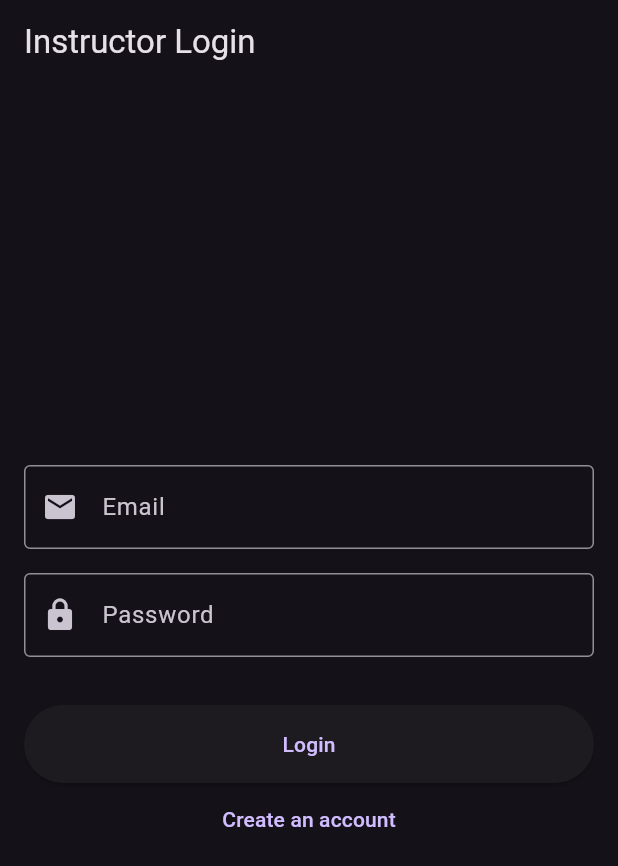
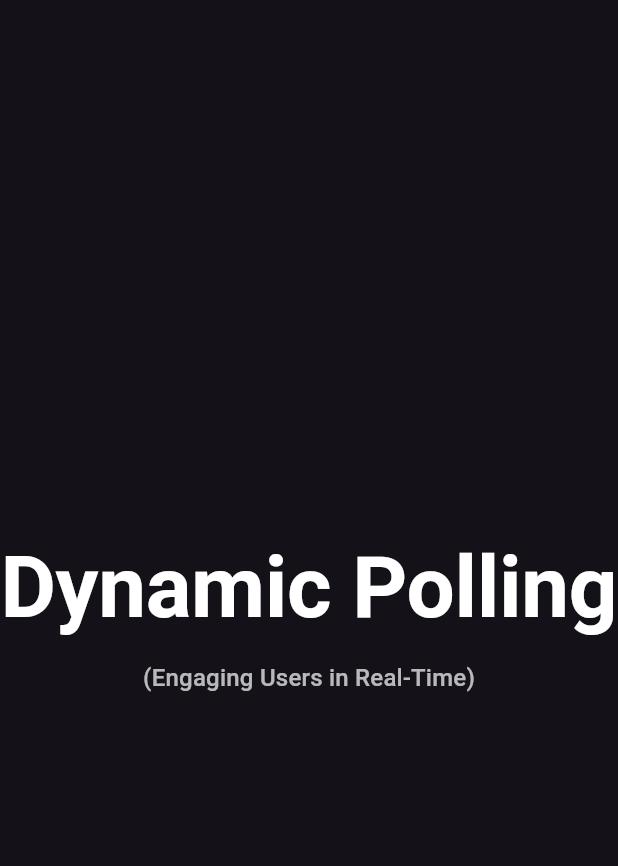
Before and after one commit to Qusaki/Dynamic-Polling, a Flutter app: the first screen one second after launch, on a phone screen of 412 x 824 dp. Shown: the top 866 px of the screen. Run offline on Flutter 3.47's test engine with Material 3 defaults, Android fonts, the phone set to English and light mode, and no system bars; drawn by our look-alikes of flutter_animate; our stand-ins replace fl_chart, flutter_riverpod, flutter_secure_storage, go_router, google_fonts, qr_flutter and 2 more.

Commit message:
apk release

```diff
--- /dev/null
+++ b/flutter_instructor_app/flutter_launcher_icons.yaml
@@ -0,0 +1,8 @@
+dev_dependencies:
+  flutter_launcher_icons: "^0.13.1"
+
+flutter_icons:
+  android: "launcher_icon"
+  ios: true
+  image_path: "assets/icon/app_icon.png"
+  min_sdk_android: 21 # android min sdk min:16, default 21
--- a/flutter_instructor_app/lib/core/router.dart
+++ b/flutter_instructor_app/lib/core/router.dart
@@ -10,13 +10,15 @@ import 'package:flutter_instructor_app/features/poll_management/poll_management_
 import 'package:flutter_instructor_app/features/dashboard/results_screen.dart';
 
 
+import 'package:flutter_instructor_app/features/splash/splash_screen.dart';
+
 final routerProvider = Provider<GoRouter>((ref) {
   return GoRouter(
     initialLocation: '/',
     routes: [
       GoRoute(
         path: '/',
-        builder: (context, state) => const LoginScreen(), // Changed to LoginScreen
+        builder: (context, state) => const SplashScreen(),
       ),
       GoRoute(
         path: '/login',
--- /dev/null
+++ b/flutter_instructor_app/lib/features/splash/splash_screen.dart
@@ -0,0 +1,53 @@
+import 'package:flutter/material.dart';
+import 'package:flutter_animate/flutter_animate.dart';
+import 'package:go_router/go_router.dart';
+
+class SplashScreen extends StatefulWidget {
+  const SplashScreen({super.key});
+
+  @override
+  State<SplashScreen> createState() => _SplashScreenState();
+}
+
+class _SplashScreenState extends State<SplashScreen> {
+  @override
+  void initState() {
+    super.initState();
+    // Navigate to home after animation
+    Future.delayed(const Duration(seconds: 3), () {
+      if (mounted) {
+        context.go('/login'); // Assuming login is the initial route, or check auth status
+      }
+    });
+  }
+
+  @override
+  Widget build(BuildContext context) {
+    return Scaffold(
+      backgroundColor: Theme.of(context).primaryColor,
+      body: Center(
+        child: Column(
+          mainAxisAlignment: MainAxisAlignment.center,
+          children: [
+            // Title
+            Text(
+              'Dynamic Polling',
+              style: Theme.of(context).textTheme.displayLarge?.copyWith(
+                    color: Colors.white,
+                    fontWeight: FontWeight.bold,
+                  ),
+            ).animate().fadeIn(duration: 600.ms).scale(delay: 200.ms),
+            const SizedBox(height: 16),
+            // Subtitle
+            Text(
+              '(Engaging Users in Real-Time)',
+              style: Theme.of(context).textTheme.titleMedium?.copyWith(
+                    color: Colors.white70,
+                  ),
+            ).animate().fadeIn(delay: 800.ms).slideY(begin: 0.5, end: 0),
+          ],
+        ),
+      ),
+    );
+  }
+}
--- a/flutter_instructor_app/pubspec.yaml
+++ b/flutter_instructor_app/pubspec.yaml
@@ -32,6 +32,7 @@ dev_dependencies:
   flutter_test:
     sdk: flutter
   flutter_lints: ^2.0.0
+  flutter_launcher_icons: ^0.14.4
 
 flutter:
   uses-material-design: true
```
Also changed, not shown: flutter_instructor_app/pubspec.lock, 31 other files.
